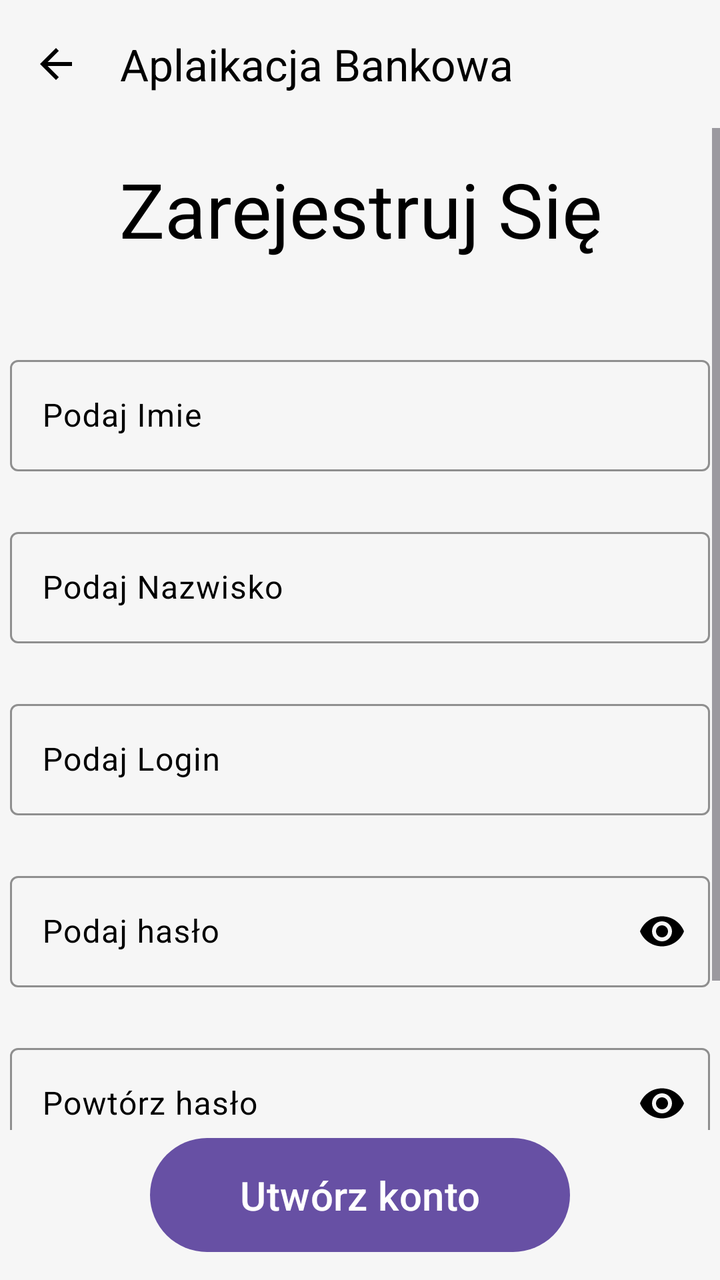
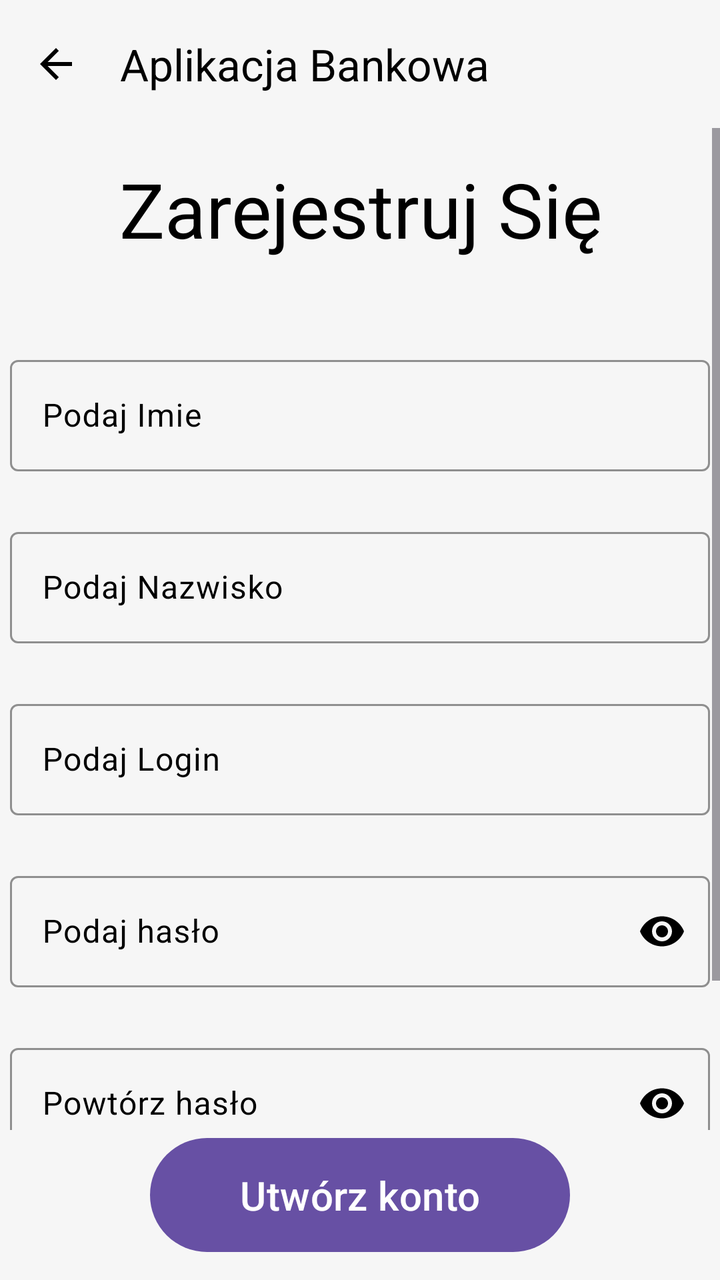

An Android layout rendered at two revisions. The XML below is the earlier revision; the diff shows what the commit changed to produce the second picture.
<!-- AndroidManifest.xml: application theme Theme.Bank3 -->
<!-- res/layout/activity_register.xml -->
<?xml version="1.0" encoding="utf-8"?>
<androidx.constraintlayout.widget.ConstraintLayout
    xmlns:android="http://schemas.android.com/apk/res/android"
    xmlns:app="http://schemas.android.com/apk/res-auto"
    xmlns:tools="http://schemas.android.com/tools"
    android:id="@+id/register"
    android:layout_width="match_parent"
    android:layout_height="match_parent"
    android:background="@color/app_bg"
    tools:context=".RegisterActivity">

    
    <FrameLayout
        android:id="@+id/toolbarContainer"
        android:layout_width="0dp"
        android:layout_height="wrap_content"
        android:background="@color/app_bg"
        app:layout_constraintTop_toTopOf="parent"
        app:layout_constraintStart_toStartOf="parent"
        app:layout_constraintEnd_toEndOf="parent">

        <com.google.android.material.appbar.MaterialToolbar
            android:id="@+id/toolbar"
            android:layout_width="match_parent"
            android:layout_height="?attr/actionBarSize"
            android:background="@color/app_bg"
            app:title="Aplaikacja Bankowa"
            app:titleTextColor="@color/black"
            app:navigationIcon="@drawable/ic_arrow_back" />

    </FrameLayout>

    
    <ScrollView
        android:layout_width="0dp"
        android:layout_height="0dp"
        android:fillViewport="true"
        app:layout_constraintTop_toBottomOf="@id/toolbarContainer"
        app:layout_constraintBottom_toTopOf="@id/btnRegister"
        app:layout_constraintStart_toStartOf="parent"
        app:layout_constraintEnd_toEndOf="parent">

        <RelativeLayout
            android:layout_width="match_parent"
            android:layout_height="wrap_content"
            android:orientation="horizontal"
            android:paddingBottom="10dp">

            <TextView
                android:id="@+id/bank"
                android:layout_width="match_parent"
                android:layout_height="wrap_content"
                android:layout_marginTop="10sp"
                android:gravity="center"
                android:padding="5dp"
                android:text="Zarejestruj Się"
                android:textColor="@color/black"
                android:textSize="38sp" />

            <com.google.android.material.textfield.TextInputLayout
                android:id="@+id/layoutRegisterImie"
                android:layout_width="match_parent"
                android:layout_height="wrap_content"
                android:layout_below="@id/bank"
                android:layout_marginTop="35dp"
                android:padding="5dp"
                android:textColorHint="@color/black"
                app:boxStrokeColor="@color/black"
                app:hintTextColor="@color/black"
                app:errorIconTint="@color/red">

                <com.google.android.material.textfield.TextInputEditText
                    android:id="@+id/editRegisterImie"
                    android:layout_width="match_parent"
                    android:layout_height="wrap_content"
                    android:textColor="@color/black"
                    android:hint="Podaj Imie"
                    android:singleLine="true"
                    />

            </com.google.android.material.textfield.TextInputLayout>

            <com.google.android.material.textfield.TextInputLayout
                android:id="@+id/layoutRegisterNazwisko"
                android:layout_width="match_parent"
                android:layout_height="wrap_content"
                android:layout_below="@id/layoutRegisterImie"
                android:layout_marginTop="15dp"
                android:padding="5dp"
                android:textColorHint="@color/black"
                app:boxStrokeColor="@color/black"
                app:hintTextColor="@color/black"
                app:errorIconTint="@color/red">

                <com.google.android.material.textfield.TextInputEditText
                    android:id="@+id/editRegisterNazwisko"
                    android:layout_width="match_parent"
                    android:layout_height="wrap_content"
                    android:textColor="@color/black"
                    android:hint="Podaj Nazwisko"
                    android:singleLine="true"
                    />

            </com.google.android.material.textfield.TextInputLayout>

            <com.google.android.material.textfield.TextInputLayout
                android:id="@+id/layoutRegisterLogin"
                android:layout_width="match_parent"
                android:layout_height="wrap_content"
                android:layout_below="@id/layoutRegisterNazwisko"
                android:layout_marginTop="15dp"
                android:padding="5dp"
                android:textColorHint="@color/black"
                app:boxStrokeColor="@color/black"
                app:hintTextColor="@color/black"
                app:errorIconTint="@color/red">

                <com.google.android.material.textfield.TextInputEditText
                    android:id="@+id/editRegisterLogin"
                    android:layout_width="match_parent"
                    android:layout_height="wrap_content"
                    android:textColor="@color/black"
                    android:hint="Podaj Login"
                    android:singleLine="true"/>

            </com.google.android.material.textfield.TextInputLayout>

            <com.google.android.material.textfield.TextInputLayout
                android:id="@+id/layoutRegisterHaslo"
                android:layout_width="match_parent"
                android:layout_height="wrap_content"
                android:layout_below="@id/layoutRegisterLogin"
                android:layout_marginTop="15dp"
                android:padding="5dp"
                android:textColorHint="@color/black"
                android:inputType="textPassword"
                app:boxStrokeColor="@color/black"
                app:hintTextColor="@color/black"
                app:passwordToggleEnabled="true"
                app:passwordToggleTint="@color/black"
                app:errorIconTint="@color/red">

                <com.google.android.material.textfield.TextInputEditText
                    android:id="@+id/editRegisterHaslo"
                    android:layout_width="match_parent"
                    android:layout_height="wrap_content"
                    android:textColor="@color/black"
                    android:hint="Podaj hasło"
                    android:inputType="textPassword" />

            </com.google.android.material.textfield.TextInputLayout>

            <com.google.android.material.textfield.TextInputLayout
                android:id="@+id/layoutRegisterPotwierdzHaslo"
                android:layout_width="match_parent"
                android:layout_height="wrap_content"
                android:layout_below="@id/layoutRegisterHaslo"
                android:layout_marginTop="15dp"
                android:padding="5dp"
                android:textColorHint="@color/black"
                android:inputType="textPassword"
                app:boxStrokeColor="@color/black"
                app:hintTextColor="@color/black"
                app:passwordToggleEnabled="true"
                app:passwordToggleTint="@color/black"
                app:errorIconTint="@color/red">

                <com.google.android.material.textfield.TextInputEditText
                    android:id="@+id/editRegisterPotwierdzHaslo"
                    android:layout_width="match_parent"
                    android:layout_height="wrap_content"
                    android:textColor="@color/black"
                    android:hint="Powtórz hasło"
                    android:inputType="textPassword" />

            </com.google.android.material.textfield.TextInputLayout>

            <CheckBox
                android:id="@+id/checkboxRegister"
                android:layout_width="match_parent"
                android:layout_height="wrap_content"
                android:text="Czy akceptujesz naszą zajebistą polityke prywatności LINK"
                android:layout_below="@id/layoutRegisterPotwierdzHaslo"
                android:layout_marginTop="10dp"
                android:layout_marginLeft="10dp"
                android:textColor="@color/black"/>

        </RelativeLayout>

    </ScrollView>

    
    <Button
        android:id="@+id/btnRegister"
        android:layout_width="0dp"
        android:layout_height="wrap_content"
        android:textSize="20sp"
        android:padding="15dp"
        android:layout_marginLeft="75dp"
        android:layout_marginRight="75dp"
        android:gravity="center"
        android:text="Utwórz konto"
        android:layout_marginTop="10dp"
        android:layout_marginBottom="10dp"
        app:layout_constraintBottom_toBottomOf="parent"
        app:layout_constraintStart_toStartOf="parent"
        app:layout_constraintEnd_toEndOf="parent" />

</androidx.constraintlayout.widget.ConstraintLayout>
<!-- resources referenced by this layout -->
<resources>
  <color name="app_bg">#f6f6f6</color>
  <color name="black">#FF000000</color>
  <color name="red">#FF0000</color>
  <!-- drawable ic_arrow_back (drawable) -->
  <vector xmlns:android="http://schemas.android.com/apk/res/android" android:autoMirrored="true" android:height="24dp" android:tint="#000000" android:viewportHeight="24" android:viewportWidth="24" android:width="24dp">
        
      <path android:fillColor="@android:color/white" android:pathData="M20,11H7.83l5.59,-5.59L12,4l-8,8 8,8 1.41,-1.41L7.83,13H20v-2z"/>
      
  </vector>
  <style name="Theme.Bank3" parent="Base.Theme.Bank3" />
  <style name="Base.Theme.Bank3" parent="Theme.Material3.DayNight.NoActionBar">
          
          
      </style>
</resources>

<!-- the commit's change to res/layout/activity_register.xml (unified diff, before → after) -->
@@ -24,7 +24,7 @@
             android:layout_width="match_parent"
             android:layout_height="?attr/actionBarSize"
             android:background="@color/app_bg"
-            app:title="Aplaikacja Bankowa"
+            app:title="Aplikacja Bankowa"
             app:titleTextColor="@color/black"
             app:navigationIcon="@drawable/ic_arrow_back" />
 
